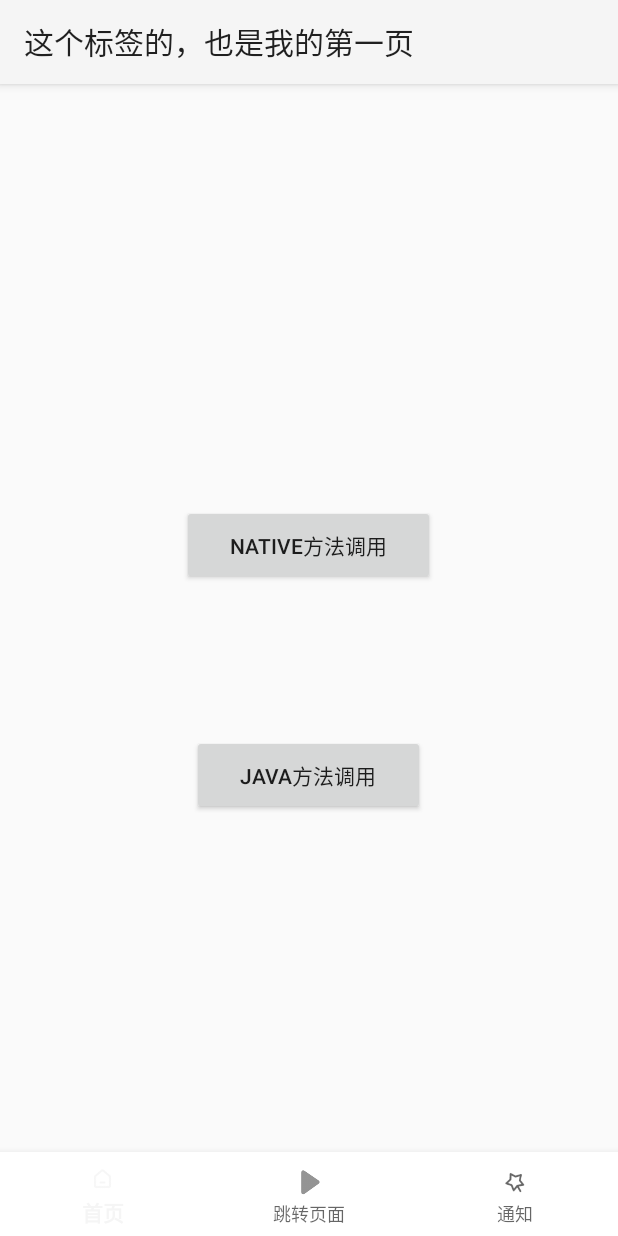
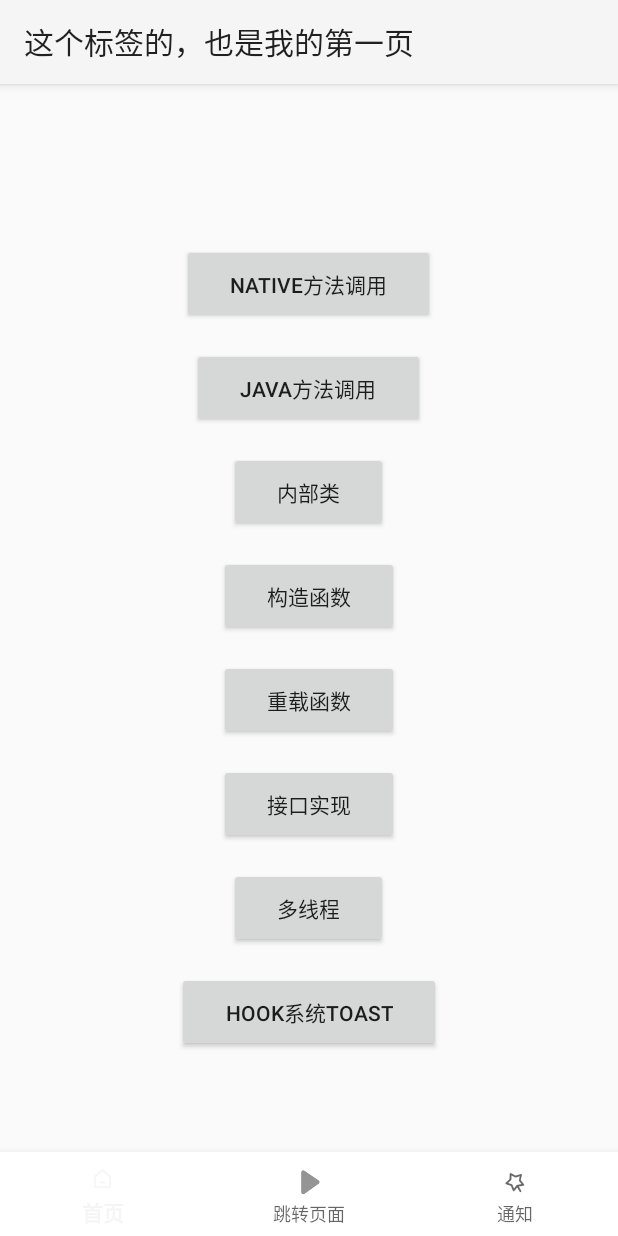
Before and after one commit to Trouble-Times/ez_App_study, an Android app built with Jetpack Compose: the screen it shows after launch (BtnActivity), after a tap on "JAVA方法调用", on a phone screen of 412 x 824 dp. Run offline under Robolectric (Android 15) with nearby library versions, the phone set to English and light mode, and no system bars; 1 statement that could not run was skipped.

Commit message:
添加了内部类、接口、多线程等按钮

```diff
--- a/app/src/main/java/com/example/myapplication/BtnActivity.java
+++ b/app/src/main/java/com/example/myapplication/BtnActivity.java
@@ -22,33 +22,125 @@ public class BtnActivity extends AppCompatActivity {
         return a - b;
     }
 
+    // 新增内部类实现乘法
+    public static class Multiplier {
+        private int baseValue;
+
+        // 构造函数
+        public Multiplier(int baseValue) {
+            this.baseValue = baseValue;
+        }
+
+        // 实例方法，使用构造函数设置的baseValue
+        public int multiplyWithBase(int b) {
+            return baseValue * b;
+        }
+
+        // 重载方法1：两个int参数
+        public static int multiply(int a, int b) {
+            return a * b * 2;
+        }
+
+        // 重载方法2：三个int参数
+        public static int multiply(int a, int b, int c) {
+            return a * b * c * 3;
+        }
+
+    }
+
+    // 构造函数
+    public class User {
+        private String name;
+
+        public User(String name) {
+            this.name = name;
+        }
+
+        public String getName() {
+            return name;
+        }
+    }
+
+    // 接口方法
+    public interface Calculator {
+        int calculate(int a, int b);
+    }
+
+    public class SimpleCalculator implements Calculator {
+        @Override
+        public int calculate(int a, int b) {
+            return a + b * 2;
+        }
+    }
+
+    // 添加异步任务方法
+    private int asyncTask() {
+        new Thread(() -> {
+            android.util.Log.d("ThreadDemo", "后台线程执行");}).start();
+        return Thread.activeCount();
+    }
+
+
+
     @Override
     protected void onCreate(Bundle saveInstanceState){
         super.onCreate(saveInstanceState);
         setContentView(R.layout.activity_btn);
 
-        Button btnJump = findViewById(R.id.btn_click_native);
-        btnJump.setOnClickListener(v -> {
-            // 调用native方法并传入参数1,2,3
+        // Native方法调用
+        findViewById(R.id.btn_click_native).setOnClickListener(v -> {
             int result = add(1, 2, 3);
-            Toast.makeText(BtnActivity.this,
-                getString(R.string.native_return_string) + result,
+            Toast.makeText(this, getString(R.string.native_return_string) + result, Toast.LENGTH_SHORT).show();
+        });
+
+        // Java方法调用
+        findViewById(R.id.btn_click_java).setOnClickListener(v -> {
+            int result = Sub(3, 1);
+            Toast.makeText(this, "Java返回结果: " + result, Toast.LENGTH_SHORT).show();
+        });
+
+        // 内部类方法
+        findViewById(R.id.btn_InnerClass).setOnClickListener(v -> {
+            int result = Multiplier.multiply(2, 3);
+            Toast.makeText(this, "内部类乘法结果: " + result, Toast.LENGTH_SHORT).show();
+        });
+
+        // 构造函数
+        findViewById(R.id.btn_OnCreate).setOnClickListener(v -> {
+            User user = new User("测试用户");
+            Toast.makeText(this, "构造函数创建用户: " + user.getName(), Toast.LENGTH_SHORT).show();
+        });
+
+        // 重载函数
+        findViewById(R.id.btn_Reload).setOnClickListener(v -> {
+            int result1 = Multiplier.multiply(2, 3);
+            int result2 = Multiplier.multiply(2, 3, 4);
+            Toast.makeText(this,
+                "重载方法结果: " + result1 + " 和 " + result2,
                 Toast.LENGTH_SHORT).show();
         });
 
-        // 添加Java方法按钮点击事件
-        Button btnJava = findViewById(R.id.btn_click_java);
-        btnJava.setOnClickListener(v -> {
-            int result = Sub(3, 1); // 调用Java方法
-            Toast.makeText(BtnActivity.this,
-                "Java返回结果: " + result,
-                Toast.LENGTH_SHORT).show();
+        // 接口实现
+        findViewById(R.id.btn_Implements).setOnClickListener(v -> {
+            Calculator calculator = new SimpleCalculator();
+            int result = calculator.calculate(2, 3);
+            Toast.makeText(this, "接口实现结果: " + result, Toast.LENGTH_SHORT).show();
         });
 
+        // 多线程
+        findViewById(R.id.btn_Thread).setOnClickListener(v -> {
+            int count = asyncTask();
+            Toast.makeText(this, "多线程任务已启动,现在已有" + count + "个线程", Toast.LENGTH_SHORT).show();
+        });
+
+        // Hook系统Toast
+        findViewById(R.id.btn_Toast).setOnClickListener(v -> {
+            Toast.makeText(this, "原始Toast消息", Toast.LENGTH_SHORT).show();
+        });
+
+        // 底部导航栏
         BottomNavigationView navView = findViewById(R.id.bottom_navigation);
         NavigationHelper.setupBottomNavigation(this, navView, R.id.nav_home);
-
-
     }
 
 
--- a/app/src/main/res/layout/activity_btn.xml
+++ b/app/src/main/res/layout/activity_btn.xml
@@ -22,7 +22,7 @@
             android:text="Native方法调用"
             android:paddingHorizontal="32dp"
             android:paddingVertical="16dp"
-            android:layout_marginBottom="100dp"/>
+            android:layout_marginBottom="16dp"/>
 
         <Button
             android:id="@+id/btn_click_java"
@@ -30,7 +30,64 @@
             android:layout_height="wrap_content"
             android:text="Java方法调用"
             android:paddingHorizontal="32dp"
-            android:paddingVertical="16dp"/>
+            android:paddingVertical="16dp"
+            android:layout_marginBottom="16dp"/>
+
+        <!-- 新增的5个按钮 -->
+        <Button
+            android:id="@+id/btn_InnerClass"
+            android:layout_width="wrap_content"
+            android:layout_height="wrap_content"
+            android:text="内部类"
+            android:paddingHorizontal="32dp"
+            android:paddingVertical="16dp"
+            android:layout_marginBottom="16dp"/>
+
+        <Button
+            android:id="@+id/btn_OnCreate"
+            android:layout_width="wrap_content"
+            android:layout_height="wrap_content"
+            android:text="构造函数"
+            android:paddingHorizontal="32dp"
+            android:paddingVertical="16dp"
+            android:layout_marginBottom="16dp"/>
+
+        <Button
+            android:id="@+id/btn_Reload"
+            android:layout_width="wrap_content"
+            android:layout_height="wrap_content"
+            android:text="重载函数"
+            android:paddingHorizontal="32dp"
+            android:paddingVertical="16dp"
+            android:layout_marginBottom="16dp"/>
+
+        <Button
+            android:id="@+id/btn_Implements"
+            android:layout_width="wrap_content"
+            android:layout_height="wrap_content"
+            android:text="接口实现"
+            android:paddingHorizontal="32dp"
+            android:paddingVertical="16dp"
+            android:layout_marginBottom="16dp"/>
+
+        <Button
+            android:id="@+id/btn_Thread"
+            android:layout_width="wrap_content"
+            android:layout_height="wrap_content"
+            android:text="多线程"
+            android:paddingHorizontal="32dp"
+            android:paddingVertical="16dp"
+            android:layout_marginBottom="16dp"/>
+
+        <Button
+            android:id="@+id/btn_Toast"
+            android:layout_width="wrap_content"
+            android:layout_height="wrap_content"
+            android:text="Hook系统Toast"
+            android:paddingHorizontal="32dp"
+            android:paddingVertical="16dp"
+            android:layout_marginBottom="16dp"/>
+
     </LinearLayout>
 
     <!-- 底部导航栏保持不变 -->
```
